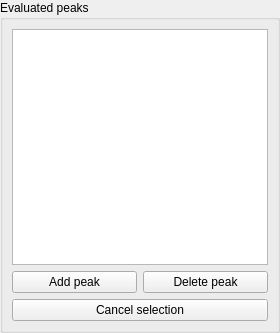
Old version of the form src/gui/evaluatedpeakswidget.ui in the repository echmet/CEval.
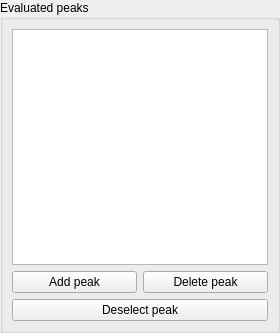
New version of the form.

Commit message: Change button caption "Cancel selection" to slightly more accurate "Deselect peak"

Patch:
```diff
--- a/src/gui/evaluatedpeakswidget.ui
+++ b/src/gui/evaluatedpeakswidget.ui
@@ -80,7 +80,7 @@
         <item>
          <widget class="QPushButton" name="qpb_cancelSelection">
           <property name="text">
-           <string>Cancel selection</string>
+           <string>Deselect peak</string>
           </property>
          </widget>
         </item>
```
